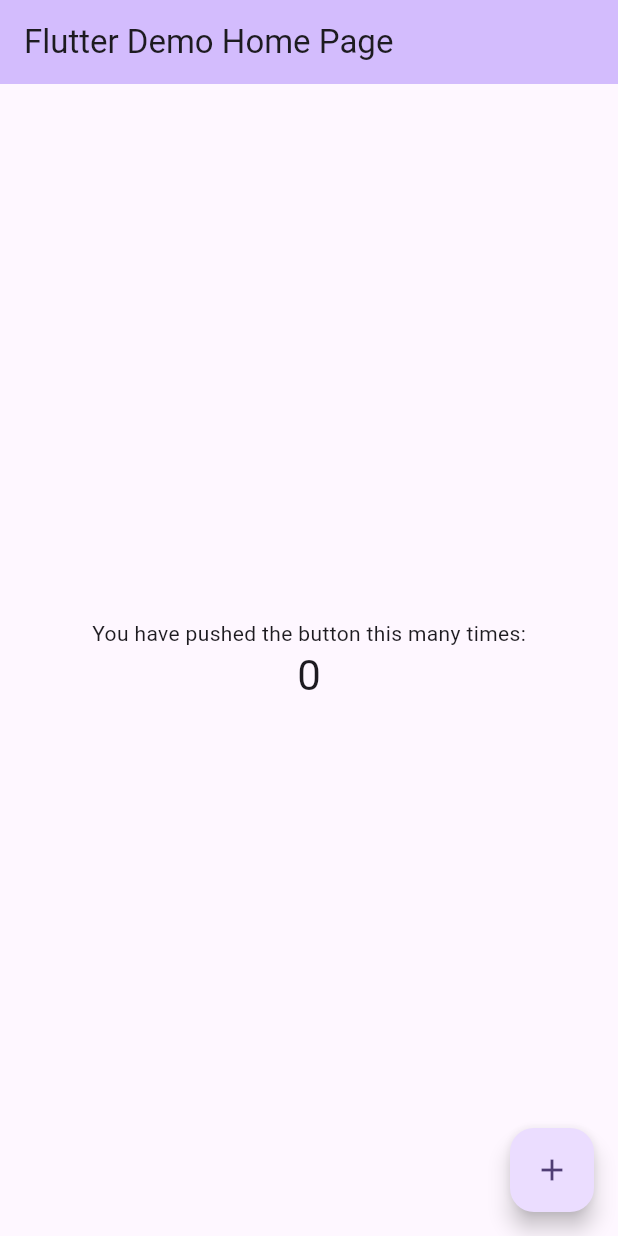
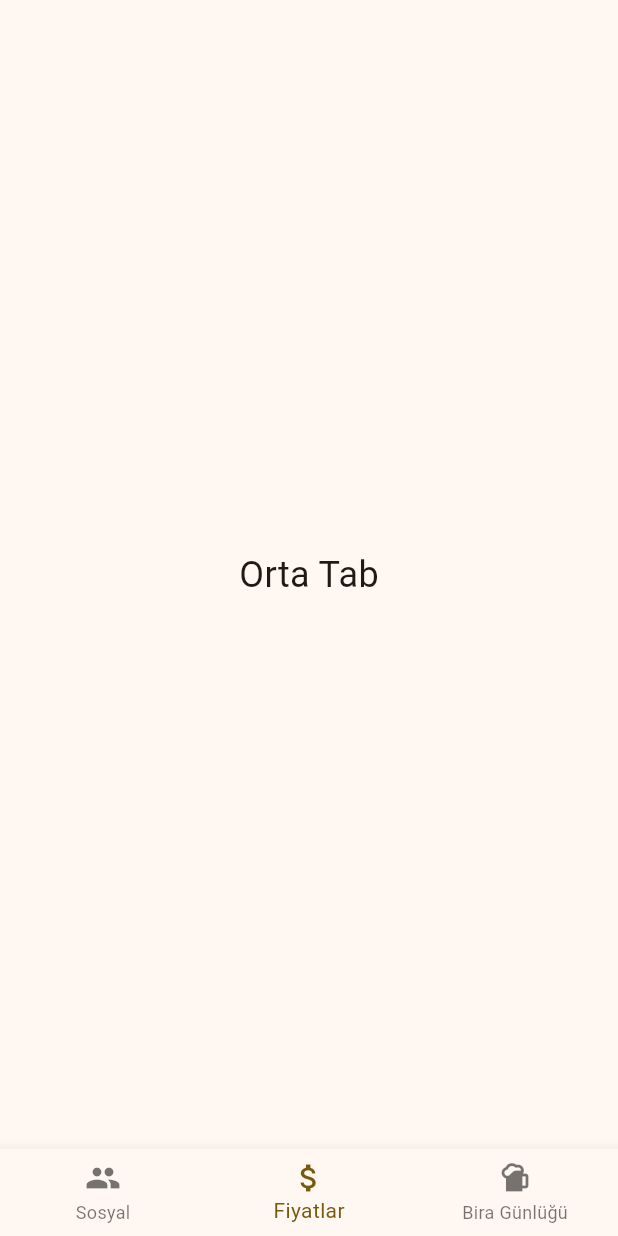
Before and after one commit to silaver/beer_app, a Flutter app: the screen it shows after launch, on a phone screen of 412 x 824 dp. Run offline on Flutter 3.47's test engine with Material 3 defaults, Android fonts, the phone set to English and light mode, and no system bars.

Commit message:
ana iskelet yapısı

```diff
--- a/lib/main.dart
+++ b/lib/main.dart
@@ -1,122 +1,93 @@
 import 'package:flutter/material.dart';
 
 void main() {
-  runApp(const MyApp());
+  runApp(const BeerApp());
 }
 
-class MyApp extends StatelessWidget {
-  const MyApp({super.key});
+class BeerApp extends StatelessWidget {
+  const BeerApp({super.key});
 
-  // This widget is the root of your application.
   @override
   Widget build(BuildContext context) {
     return MaterialApp(
-      title: 'Flutter Demo',
+      title: 'Beer App',
+      debugShowCheckedModeBanner: false,
       theme: ThemeData(
-        // This is the theme of your application.
-        //
-        // TRY THIS: Try running your application with "flutter run". You'll see
-        // the application has a purple toolbar. Then, without quitting the app,
-        // try changing the seedColor in the colorScheme below to Colors.green
-        // and then invoke "hot reload" (save your changes or press the "hot
-        // reload" button in a Flutter-supported IDE, or press "r" if you used
-        // the command line to start the app).
-        //
-        // Notice that the counter didn't reset back to zero; the application
-        // state is not lost during the reload. To reset the state, use hot
-        // restart instead.
-        //
-        // This works for code too, not just values: Most code changes can be
-        // tested with just a hot reload.
-        colorScheme: .fromSeed(seedColor: Colors.deepPurple),
+        colorScheme: ColorScheme.fromSeed(seedColor: Colors.amber),
       ),
-      home: const MyHomePage(title: 'Flutter Demo Home Page'),
+      home: const MainScreen(),
     );
   }
 }
 
-class MyHomePage extends StatefulWidget {
-  const MyHomePage({super.key, required this.title});
-
-  // This widget is the home page of your application. It is stateful, meaning
-  // that it has a State object (defined below) that contains fields that affect
-  // how it looks.
-
-  // This class is the configuration for the state. It holds the values (in this
-  // case the title) provided by the parent (in this case the App widget) and
-  // used by the build method of the State. Fields in a Widget subclass are
-  // always marked "final".
-
-  final String title;
+class MainScreen extends StatefulWidget {
+  const MainScreen({super.key});
 
   @override
-  State<MyHomePage> createState() => _MyHomePageState();
+  State<MainScreen> createState() => _MainScreenState();
 }
 
-class _MyHomePageState extends State<MyHomePage> {
-  int _counter = 0;
+class _MainScreenState extends State<MainScreen> {
+  int currentIndex = 1;
 
-  void _incrementCounter() {
-    setState(() {
-      // This call to setState tells the Flutter framework that something has
-      // changed in this State, which causes it to rerun the build method below
-      // so that the display can reflect the updated values. If we changed
-      // _counter without calling setState(), then the build method would not be
-      // called again, and so nothing would appear to happen.
-      _counter++;
-    });
-  }
+  final List<Widget> pages = const [
+    SocialScreen(),
+    PriceFinderScreen(),
+    BeerLogScreen(),
+  ];
 
   @override
   Widget build(BuildContext context) {
-    // This method is rerun every time setState is called, for instance as done
-    // by the _incrementCounter method above.
-    //
-    // The Flutter framework has been optimized to make rerunning build methods
-    // fast, so that you can just rebuild anything that needs updating rather
-    // than having to individually change instances of widgets.
     return Scaffold(
-      appBar: AppBar(
-        // TRY THIS: Try changing the color here to a specific color (to
-        // Colors.amber, perhaps?) and trigger a hot reload to see the AppBar
-        // change color while the other colors stay the same.
-        backgroundColor: Theme.of(context).colorScheme.inversePrimary,
-        // Here we take the value from the MyHomePage object that was created by
-        // the App.build method, and use it to set our appbar title.
-        title: Text(widget.title),
-      ),
-      body: Center(
-        // Center is a layout widget. It takes a single child and positions it
-        // in the middle of the parent.
-        child: Column(
-          // Column is also a layout widget. It takes a list of children and
-          // arranges them vertically. By default, it sizes itself to fit its
-          // children horizontally, and tries to be as tall as its parent.
-          //
-          // Column has various properties to control how it sizes itself and
-          // how it positions its children. Here we use mainAxisAlignment to
-          // center the children vertically; the main axis here is the vertical
-          // axis because Columns are vertical (the cross axis would be
-          // horizontal).
-          //
-          // TRY THIS: Invoke "debug painting" (choose the "Toggle Debug Paint"
-          // action in the IDE, or press "p" in the console), to see the
-          // wireframe for each widget.
-          mainAxisAlignment: .center,
-          children: [
-            const Text('You have pushed the button this many times:'),
-            Text(
-              '$_counter',
-              style: Theme.of(context).textTheme.headlineMedium,
-            ),
-          ],
-        ),
-      ),
-      floatingActionButton: FloatingActionButton(
-        onPressed: _incrementCounter,
-        tooltip: 'Increment',
-        child: const Icon(Icons.add),
+      body: pages[currentIndex],
+      bottomNavigationBar: BottomNavigationBar(
+        currentIndex: currentIndex,
+        onTap: (index) {
+          setState(() {
+            currentIndex = index;
+          });
+        },
+        items: const [
+          BottomNavigationBarItem(icon: Icon(Icons.people), label: 'Sosyal'),
+          BottomNavigationBarItem(
+            icon: Icon(Icons.attach_money),
+            label: 'Fiyatlar',
+          ),
+          BottomNavigationBarItem(
+            icon: Icon(Icons.sports_bar),
+            label: 'Bira Günlüğü',
+          ),
+        ],
       ),
     );
   }
 }
+
+class SocialScreen extends StatelessWidget {
+  const SocialScreen({super.key});
+
+  @override
+  Widget build(BuildContext context) {
+    return const Center(child: Text('Sol Tab', style: TextStyle(fontSize: 24)));
+  }
+}
+
+class PriceFinderScreen extends StatelessWidget {
+  const PriceFinderScreen({super.key});
+
+  @override
+  Widget build(BuildContext context) {
+    return const Center(
+      child: Text('Orta Tab', style: TextStyle(fontSize: 24)),
+    );
+  }
+}
+
+class BeerLogScreen extends StatelessWidget {
+  const BeerLogScreen({super.key});
+
+  @override
+  Widget build(BuildContext context) {
+    return const Center(child: Text('Sağ Tab', style: TextStyle(fontSize: 24)));
+  }
+}
```
